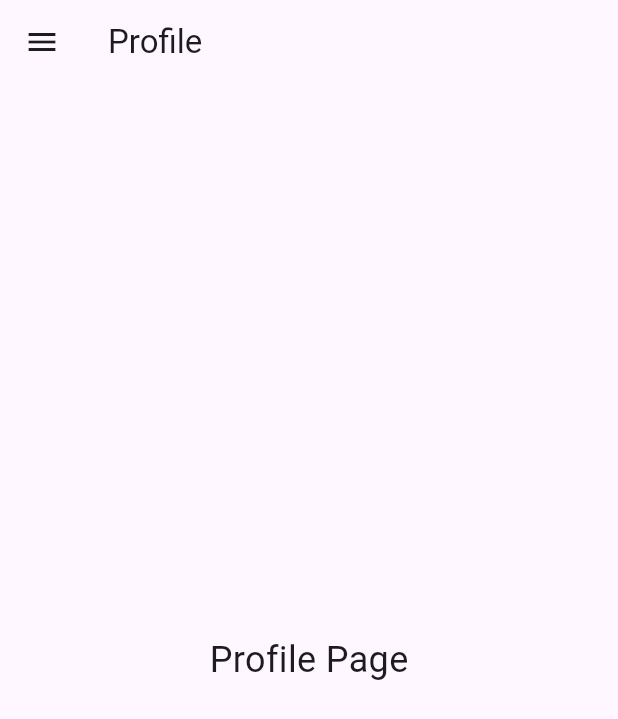
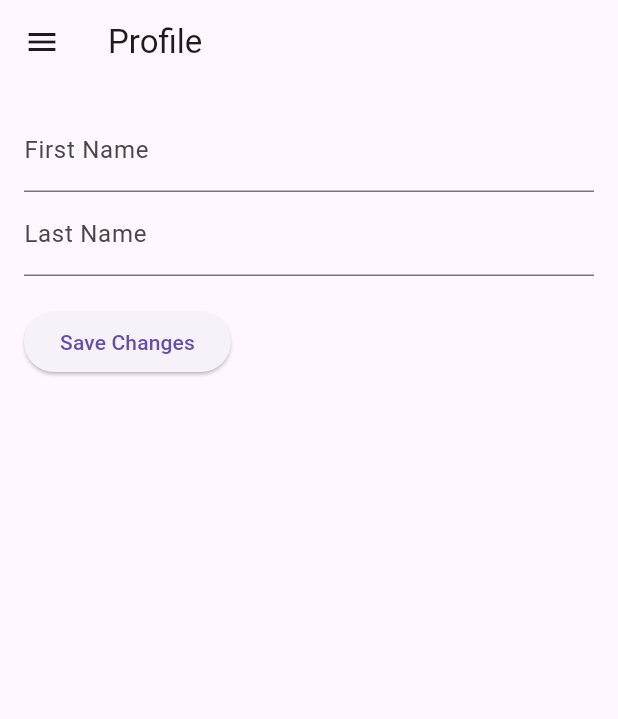
Before and after one commit to echenx/hw04, a Flutter app: the ProfileScreen screen opened by its route, on a phone screen of 412 x 824 dp. Shown: the top 719 px of the screen. Run offline on Flutter 3.47's test engine with Material 3 defaults, Android fonts, the phone set to English and light mode, and no system bars; our stand-ins replace cloud_firestore, firebase_auth, firebase_core; accounts and stored records are empty.

Commit message:
updated profile screen

```diff
--- a/lib/screens/profile_screen.dart
+++ b/lib/screens/profile_screen.dart
@@ -1,6 +1,61 @@
 import 'package:flutter/material.dart';
+import 'package:firebase_auth/firebase_auth.dart';
+import 'package:cloud_firestore/cloud_firestore.dart';
 
-class ProfileScreen extends StatelessWidget {
+class ProfileScreen extends StatefulWidget {
+  @override
+  _ProfileScreenState createState() => _ProfileScreenState();
+}
+
+class _ProfileScreenState extends State<ProfileScreen> {
+  final _auth = FirebaseAuth.instance;
+  final _firestore = FirebaseFirestore.instance;
+
+  final _firstNameController = TextEditingController();
+  final _lastNameController = TextEditingController();
+
+  Future<void> _fetchUserData() async {
+    final user = _auth.currentUser;
+
+    if (user != null) {
+      final userDoc = await _firestore.collection('users').doc(user.uid).get();
+
+      if (userDoc.exists) {
+        final data = userDoc.data()!;
+        _firstNameController.text = data['firstName'] ?? '';
+        _lastNameController.text = data['lastName'] ?? '';
+      }
+    }
+  }
+
+  Future<void> _updateUserData() async {
+    final user = _auth.currentUser;
+
+    if (user != null) {
+      try {
+        await _firestore.collection('users').doc(user.uid).update({
+          'firstName': _firstNameController.text,
+          'lastName': _lastNameController.text,
+        });
+
+        ScaffoldMessenger.of(context).showSnackBar(
+          SnackBar(content: Text('Profile updated successfully')),
+        );
+      } catch (e) {
+        print('Error updating user data: $e');
+        ScaffoldMessenger.of(context).showSnackBar(
+          SnackBar(content: Text('Error updating profile: ${e.toString()}')),
+        );
+      }
+    }
+  }
+
+  @override
+  void initState() {
+    super.initState();
+    _fetchUserData();
+  }
+
   @override
   Widget build(BuildContext context) {
     return Scaffold(
@@ -61,10 +116,29 @@ class ProfileScreen extends StatelessWidget {
           ],
         ),
       ),
-      body: Center(
-        child: Text(
-          'Profile Page',
-          style: TextStyle(fontSize: 24),
+      body: Padding(
+        padding: const EdgeInsets.all(16.0),
+        child: Column(
+          crossAxisAlignment: CrossAxisAlignment.start,
+          children: [
+            TextField(
+              controller: _firstNameController,
+              decoration: InputDecoration(
+                labelText: 'First Name',
+              ),
+            ),
+            TextField(
+              controller: _lastNameController,
+              decoration: InputDecoration(
+                labelText: 'Last Name',
+              ),
+            ),
+            SizedBox(height: 20),
+            ElevatedButton(
+              onPressed: _updateUserData,
+              child: Text('Save Changes'),
+            ),
+          ],
         ),
       ),
     );
--- a/lib/screens/register_screen.dart
+++ b/lib/screens/register_screen.dart
@@ -32,6 +32,7 @@ class _RegisterScreenState extends State<RegisterScreen> {
         'lastName': _lastNameController.text,
         'role': 'user',
         'registrationDateTime': FieldValue.serverTimestamp(),
+        'email': _emailController.text,
       });
 
       ScaffoldMessenger.of(context).showSnackBar(
```
